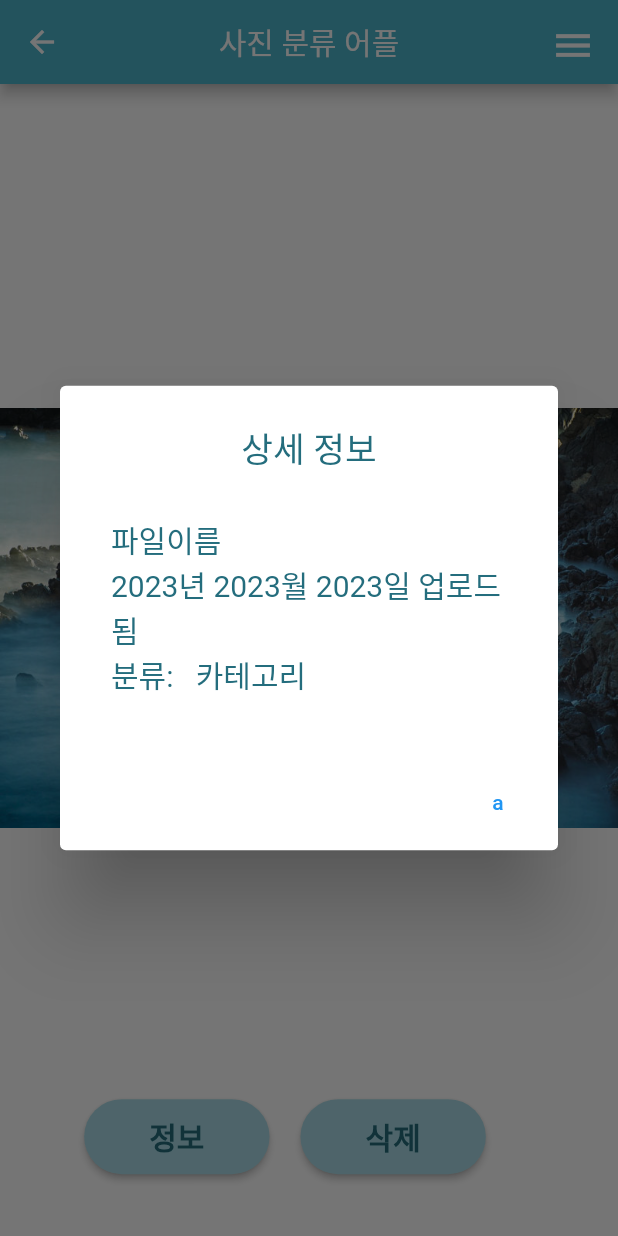
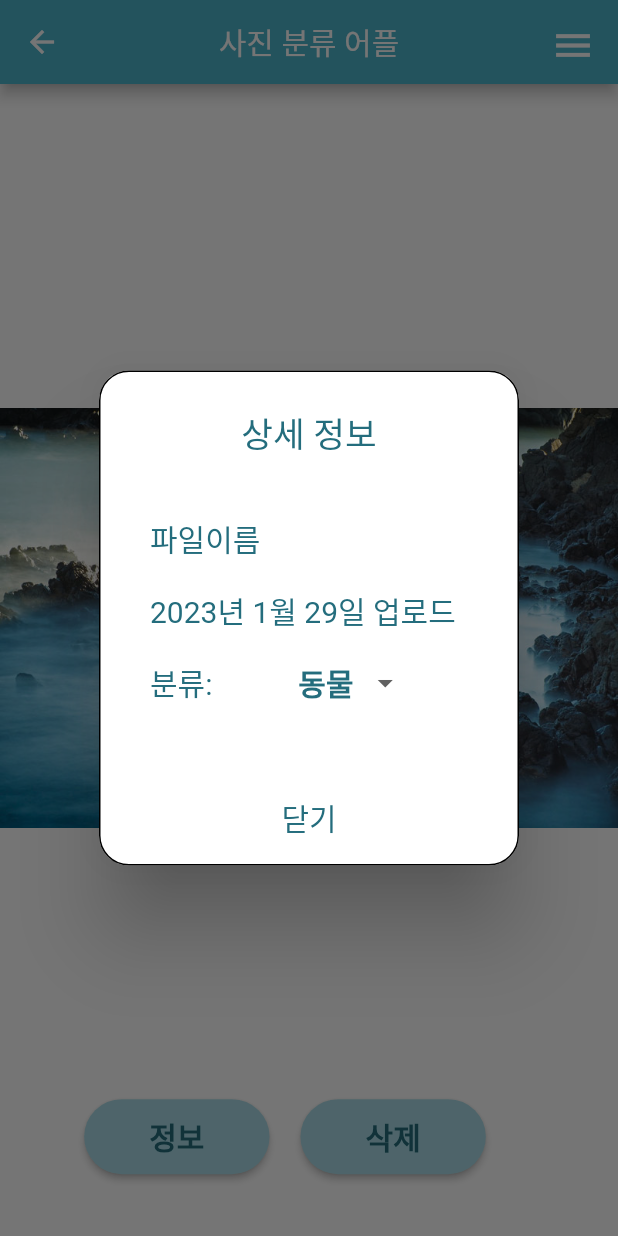
Before and after one commit to haZuny/GDSC-image-cloud-app, a Flutter app: the ImageDetailPage screen opened directly, after a tap on "정보", on a phone screen of 412 x 824 dp. Run offline on Flutter 3.47's test engine with Material 2 defaults, Android fonts, the phone set to English and light mode, and no system bars; drawn by our look-alikes of dropdown_button2; our stand-ins replace get, image_picker.

Commit message:
앱 구현 완료

```diff
--- a/lib/BaseFile.dart
+++ b/lib/BaseFile.dart
@@ -50,6 +50,11 @@ int imgDetailPageBottomBtnMarginPercent = 5;
 double imgDetailDialogTitleFontSize = 23;
 double imgDetailDialogContentFontSize = 20;
 double imgDetailDialogContentPadding = 10;
+double imgDetailDialogRound = 20;
+// UploadImgPage
+double uploadImgPagePadding = 15;
+int uploadImgPageCategoryGabPercent = 10;
+int uploadImgPageContentsGabPercent = 5;
 
 /// 화면 크기 반환
 double getFulLSizePercent(BuildContext context, int percent, bool isWidth){
--- a/lib/ImageDetailPage.dart
+++ b/lib/ImageDetailPage.dart
@@ -11,9 +11,21 @@ class ImageDetailPage extends StatefulWidget {
 }
 
 class _ImageDetailPage extends State<ImageDetailPage> {
+  /// 화면 상태
   bool showOnlyImg = false;
-  ImageDetailObj img = ImageDetailObj(
-      1, Image.asset('assets/img/test3.jpg'), DateTime.now(), '카테고리');
+  late ImageDetailObj img;
+
+  /// 카테고리
+  String categoryVal = '';
+
+  @override
+  void initState() {
+    // TODO: implement initState
+    super.initState();
+    img = ImageDetailObj(
+        1, Image.asset('assets/img/test3.jpg'), DateTime.now(), 'animal');
+    categoryVal = img.category;
+  }
 
   @override
   Widget build(BuildContext context) {
@@ -34,6 +46,7 @@ class _ImageDetailPage extends State<ImageDetailPage> {
             mainAxisAlignment: MainAxisAlignment.center,
             crossAxisAlignment: CrossAxisAlignment.end,
             children: [
+
               /// 정보 버튼
               ElevatedButton(
                 onPressed: () {
@@ -41,7 +54,10 @@ class _ImageDetailPage extends State<ImageDetailPage> {
                       context: context,
 
                       /// 상세 정보 다이얼로그
-                            builder: (context) => AlertDialog(
+                      builder: (context) =>
+                          StatefulBuilder(
+                            builder: (context, setState2) {
+                              return AlertDialog(
                                 title: Text(
                                   '상세 정보',
                                   textAlign: TextAlign.center,
@@ -52,14 +68,17 @@ class _ImageDetailPage extends State<ImageDetailPage> {
                                 content: Padding(
                                   padding: EdgeInsets.all(
                                       imgDetailDialogContentPadding),
-                                    child: Container(
-                                      height: getFulLSizePercent(context, 15, false),
                                   child: SingleChildScrollView(
                                     child: Column(
-                                          mainAxisAlignment: MainAxisAlignment.center,
-                                          crossAxisAlignment: CrossAxisAlignment.start,
+                                      mainAxisAlignment:
+                                      MainAxisAlignment.spaceAround,
+                                      crossAxisAlignment:
+                                      CrossAxisAlignment.start,
                                       children: [
-                                            Text(
+                                        Container(
+                                          height: 48,
+                                          alignment: Alignment.centerLeft,
+                                          child: Text(
                                             '파일이름',
                                             style: TextStyle(
                                               color: Color(color_deepMint),
@@ -67,15 +86,23 @@ class _ImageDetailPage extends State<ImageDetailPage> {
                                               imgDetailDialogContentFontSize,
                                             ),
                                           ),
-                                            Text(
-                                              '${img.uploadedAt.year}년 ${img.uploadedAt.year}월 ${img.uploadedAt.year}일 업로드됨',
+                                        ),
+                                        Container(
+                                          height: 48,
+                                          alignment: Alignment.centerLeft,
+                                          child: Text(
+                                            '${img.uploadedAt.year}년 ${img.uploadedAt
+                                                .month}월 ${img.uploadedAt.day}일 업로드',
                                             style: TextStyle(
                                               color: Color(color_deepMint),
                                               fontSize:
                                               imgDetailDialogContentFontSize,
                                             ),
                                           ),
+                                        ),
                                         Row(
+                                          mainAxisAlignment:
+                                              MainAxisAlignment.spaceBetween,
                                           children: [
                                             Text(
                                               '분류: ',
@@ -84,21 +111,85 @@ class _ImageDetailPage extends State<ImageDetailPage> {
                                                 fontSize:
                                                 imgDetailDialogContentFontSize,
                                               ),
-                                                ),Text(
-                                                  '\t\t' + img.category + '\t\t',
+                                            ),
+                                            Expanded(
+                                              child: Container(
+                                                alignment: Alignment.center,
+                                                child: DropdownButton(
+                                                  items: [
+                                                    DropdownMenuItem(
+                                                      child: Text('동물'),
+                                                      value: 'animal',
+                                                    ),
+                                                    DropdownMenuItem(
+                                                      child: Text('음식'),
+                                                      value: 'food',
+                                                    ),
+                                                    DropdownMenuItem(
+                                                      child: Text('실내'),
+                                                      value: 'indoor',
+                                                    ),
+                                                    DropdownMenuItem(
+                                                      child: Text('자동차'),
+                                                      value: 'mobility',
+                                                    ),
+                                                    DropdownMenuItem(
+                                                      child: Text('풍경'),
+                                                      value: 'outdoor',
+                                                    ),
+                                                    DropdownMenuItem(
+                                                      child: Text('인물'),
+                                                      value: 'person',
+                                                    ),
+                                                    DropdownMenuItem(
+                                                      child: Text('그 외'),
+                                                      value: 'other',
+                                                    ),
+                                                  ],
+                                                  // 변경 메소드
+                                                  onChanged: (val) {
+                                                      setState2((){
+                                                        categoryVal = val.toString();
+                                                      });
+                                                  },
+                                                  value: categoryVal,
+                                                  style: TextStyle(
+                                                    color: Color(color_deepMint),
+                                                    fontSize:
+                                                    imgDetailDialogContentFontSize,
+                                                    fontWeight: FontWeight.bold
+                                                  ),
+                                                  alignment: Alignment.center,
+                                                  underline: Container(),
+                                                ),
+                                              ),
+                                            )
+                                          ],
+                                        ),
+                                      ],
+                                    ),
+                                  ),
+                                ),
+                                actions: [
+                                  /// 닫기 버튼
+                                  TextButton(
+                                    onPressed: () {
+                                      Get.back();
+                                    },
+                                    child: Text(
+                                      '닫기',
                                       style: TextStyle(
                                         color: Color(color_deepMint),
                                         fontSize:
                                         imgDetailDialogContentFontSize,
                                       ),
                                     ),
+                                  )
                                 ],
-                                            ),
-                                          ],
-                                        ),
-                                      ),
-                                    ),
-                                  ),actions: [TextButton(onPressed: (){}, child: Text('a'))],
+                                actionsAlignment: MainAxisAlignment.center,
+                                shape: OutlineInputBorder(borderRadius: BorderRadius.circular(imgDetailDialogRound)),
+                              );
+                            }
                           ));
                 },
                 style: ElevatedButton.styleFrom(
--- a/pubspec.yaml
+++ b/pubspec.yaml
@@ -39,6 +39,7 @@ dependencies:
   dropdown_button2: ^1.9.2
   intl: ^0.18.0
   get: ^4.6.5
+  image_picker: ^0.8.6+1
 
 dev_dependencies:
   flutter_test:
```
Also changed, not shown: lib/MainPage.dart (+25 -2 lines), lib/UploadImgPage.dart (added, +111 -0 lines), lib/GetControllers.dart (line endings or trailing spaces), pubspec.lock. Lines whose indentation alone changed are shown as unchanged.
